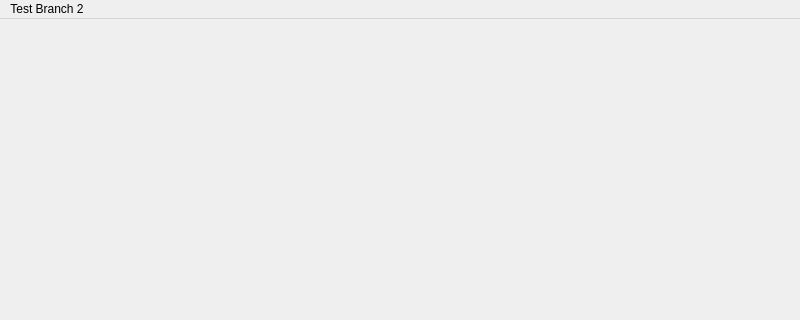
Before: the Qt Designer form mainwindow.ui in Freddyh11/ElectroStar, drawn with Qt 5; both pictures show x 0 to 800 and y 0 to 320 of the 800 by 600 pixel window.
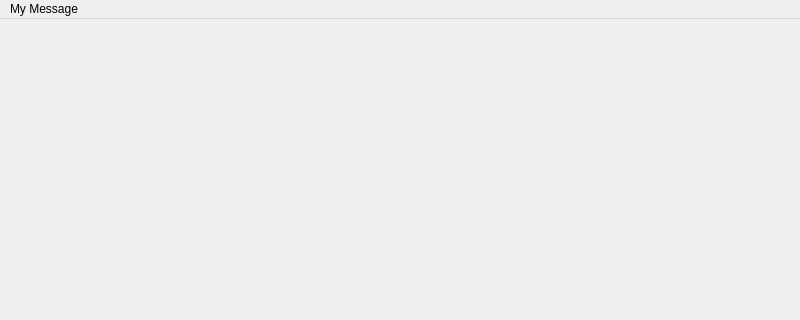
After: the same form once the commit is applied.

Patch:
```diff
--- a/mainwindow.ui
+++ b/mainwindow.ui
@@ -25,7 +25,7 @@
    </property>
    <widget class="QMenu" name="menuHello_World">
     <property name="title">
-     <string>Test Branch 2</string>
+     <string>My Message</string>
     </property>
    </widget>
    <addaction name="menuHello_World"/>
```
